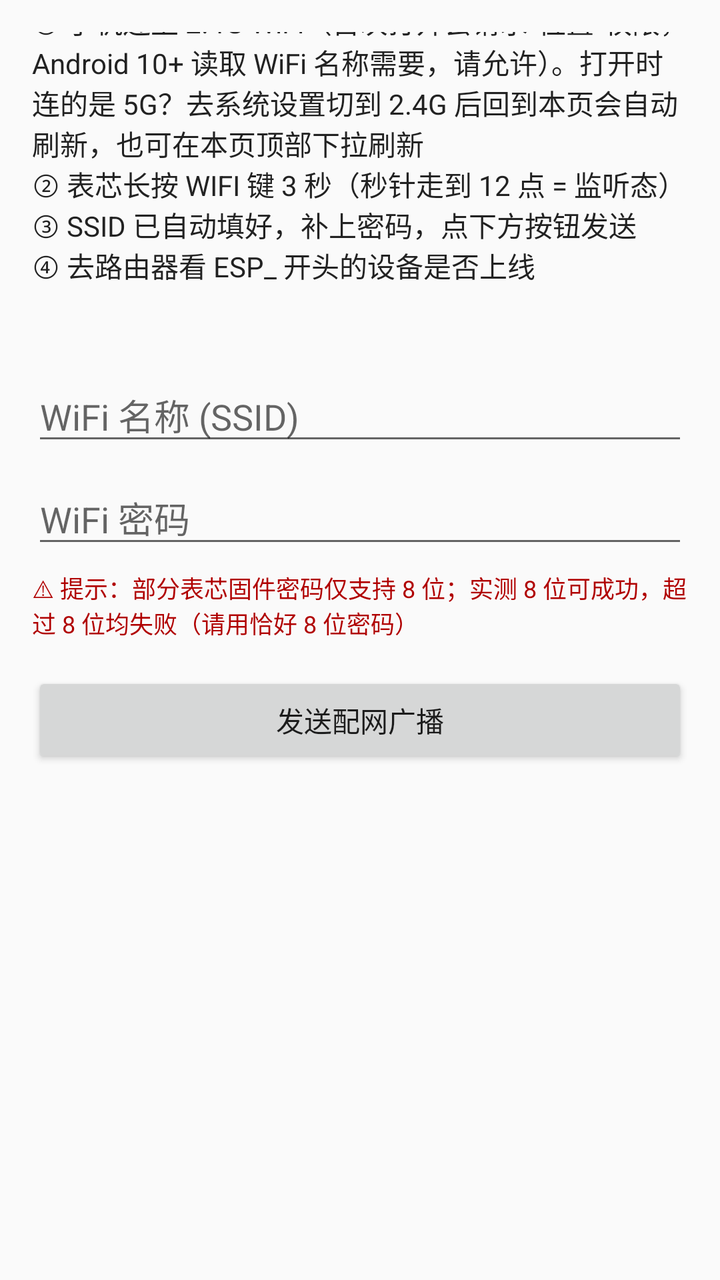
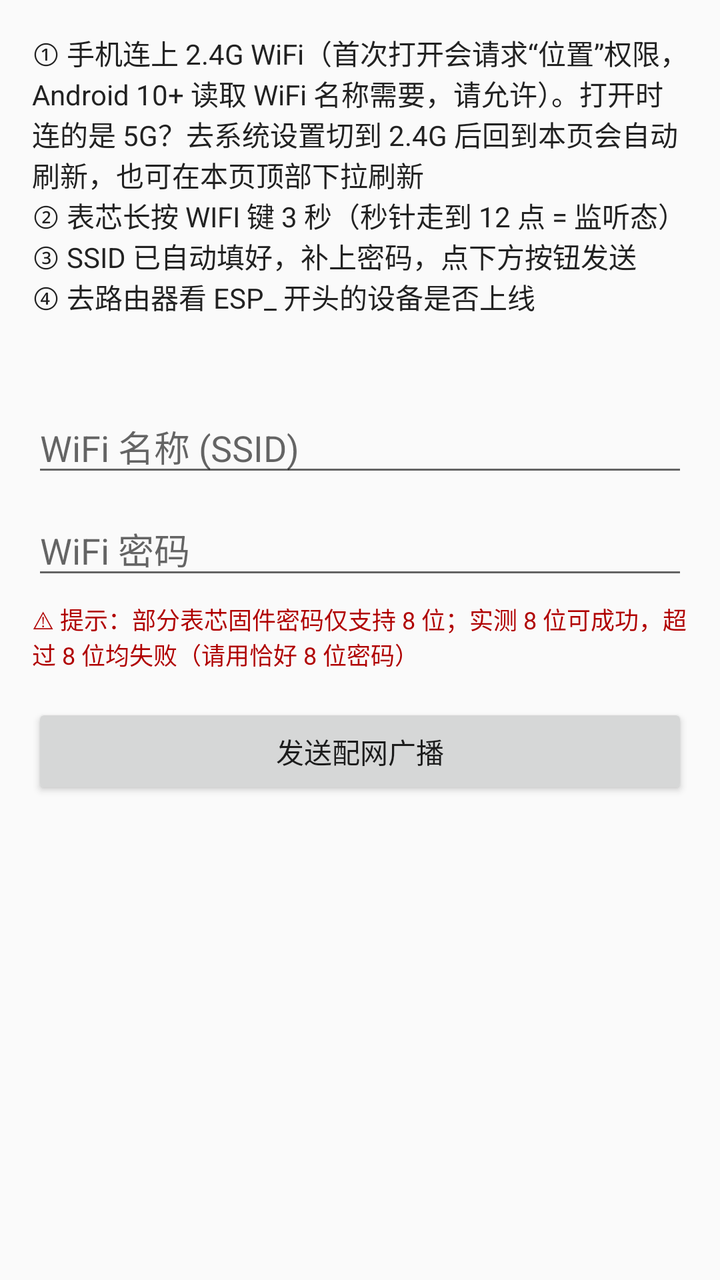

The first picture is an Android layout as it rendered before a commit; the second is the same layout after the commit. The layout source and the unified diff follow.
<!-- AndroidManifest.xml: application theme android:Theme.Material.Light -->
<!-- res/layout/activity_main.xml -->
<?xml version="1.0" encoding="utf-8"?>
<LinearLayout xmlns:android="http://schemas.android.com/apk/res/android"
    android:orientation="vertical"
    android:padding="16dp"
    android:layout_width="match_parent"
    android:layout_height="match_parent">

    
    <LinearLayout
        android:id="@+id/refresh_header"
        android:orientation="horizontal"
        android:gravity="center"
        android:layout_width="match_parent"
        android:layout_height="0dp"
        android:background="#EEEEEE"
        android:layout_marginTop="-16dp"
        android:layout_marginLeft="-16dp"
        android:layout_marginRight="-16dp">
        <ProgressBar
            android:id="@+id/pb_refresh"
            style="?android:attr/progressBarStyleSmall"
            android:layout_width="22dp"
            android:layout_height="22dp"
            android:indeterminate="true"
            android:visibility="gone" />
        <TextView
            android:id="@+id/tv_refresh_hint"
            android:layout_width="wrap_content"
            android:layout_height="wrap_content"
            android:textSize="13sp"
            android:textColor="#666666"
            android:layout_marginLeft="8dp" />
    </LinearLayout>

    <TextView
        android:id="@+id/tv_tip"
        android:layout_width="match_parent"
        android:layout_height="wrap_content"
        android:text="@string/tip"
        android:textSize="14sp"
        android:textColor="#222222"
        android:layout_marginBottom="12dp" />

    <TextView
        android:id="@+id/tv_band"
        android:layout_width="match_parent"
        android:layout_height="wrap_content"
        android:textSize="13sp"
        android:textColor="#006600"
        android:layout_marginBottom="12dp" />

    <EditText
        android:id="@+id/et_ssid"
        android:layout_width="match_parent"
        android:layout_height="wrap_content"
        android:hint="@string/hint_ssid"
        android:inputType="text"
        android:autofillHints="username" />

    <EditText
        android:id="@+id/et_pwd"
        android:layout_width="match_parent"
        android:layout_height="wrap_content"
        android:hint="@string/hint_pwd"
        android:inputType="textVisiblePassword"
        android:layout_marginTop="8dp" />

    <TextView
        android:id="@+id/tv_pwd_tip"
        android:layout_width="match_parent"
        android:layout_height="wrap_content"
        android:text="@string/pwd_tip"
        android:textSize="12sp"
        android:textColor="#B00000"
        android:layout_marginTop="6dp" />

    <Button
        android:id="@+id/btn_send"
        android:layout_width="match_parent"
        android:layout_height="wrap_content"
        android:text="@string/btn_send"
        android:layout_marginTop="16dp" />

    <ProgressBar
        android:id="@+id/pb_send"
        style="?android:attr/progressBarStyleHorizontal"
        android:layout_width="match_parent"
        android:layout_height="wrap_content"
        android:max="100"
        android:visibility="gone"
        android:layout_marginTop="12dp" />

    <TextView
        android:id="@+id/tv_status"
        android:layout_width="match_parent"
        android:layout_height="wrap_content"
        android:textSize="15sp"
        android:textStyle="bold"
        android:textColor="#000000"
        android:layout_marginTop="12dp" />

    <TextView
        android:id="@+id/tv_log"
        android:layout_width="match_parent"
        android:layout_height="wrap_content"
        android:textSize="12sp"
        android:textColor="#000000"
        android:layout_marginTop="16dp" />

</LinearLayout>
<!-- resources referenced by this layout -->
<resources>
  <string name="btn_send">发送配网广播</string>
  <string name="hint_pwd">WiFi 密码</string>
  <string name="hint_ssid">WiFi 名称 (SSID)</string>
  <string name="pwd_tip">⚠ 提示：部分表芯固件密码仅支持 8 位；实测 8 位可成功，超过 8 位均失败（请用恰好 8 位密码）</string>
  <string name="tip">① 手机连上 2.4G WiFi（首次打开会请求“位置”权限，Android 10+ 读取 WiFi 名称需要，请允许）。打开时连的是 5G？去系统设置切到 2.4G 后回到本页会自动刷新，也可在本页顶部下拉刷新\n② 表芯长按 WIFI 键 3 秒（秒针走到 12 点 = 监听态）\n③ SSID 已自动填好，补上密码，点下方按钮发送\n④ 去路由器看 ESP_ 开头的设备是否上线</string>
</resources>

<!-- the commit's change to res/layout/activity_main.xml (unified diff, before → after) -->
@@ -12,10 +12,7 @@
         android:gravity="center"
         android:layout_width="match_parent"
         android:layout_height="0dp"
-        android:background="#EEEEEE"
-        android:layout_marginTop="-16dp"
-        android:layout_marginLeft="-16dp"
-        android:layout_marginRight="-16dp">
+        android:background="#EEEEEE">
         <ProgressBar
             android:id="@+id/pb_refresh"
             style="?android:attr/progressBarStyleSmall"
